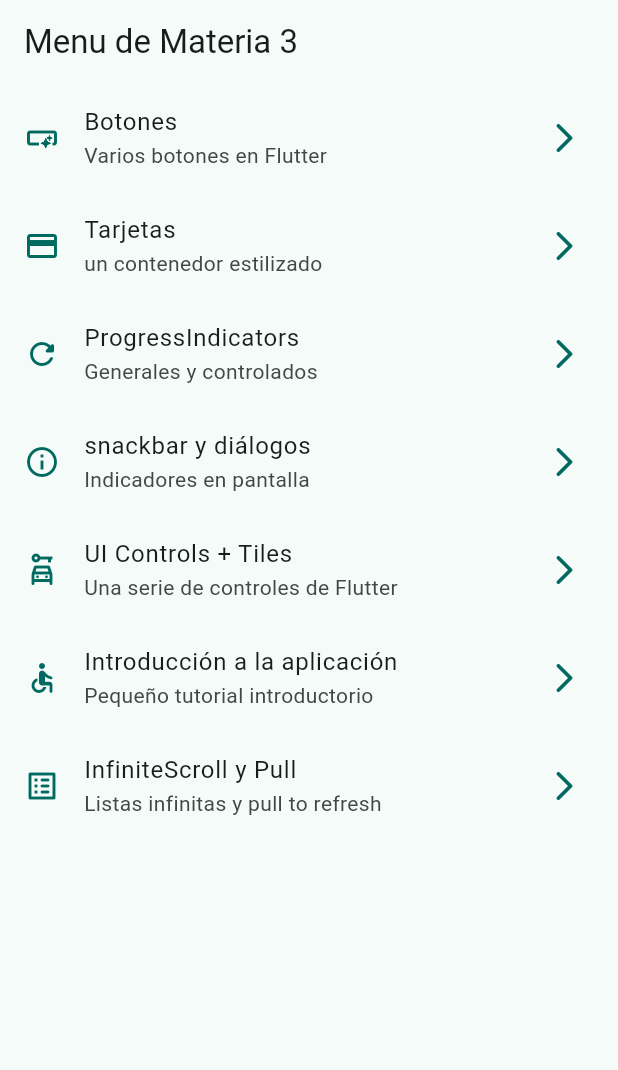
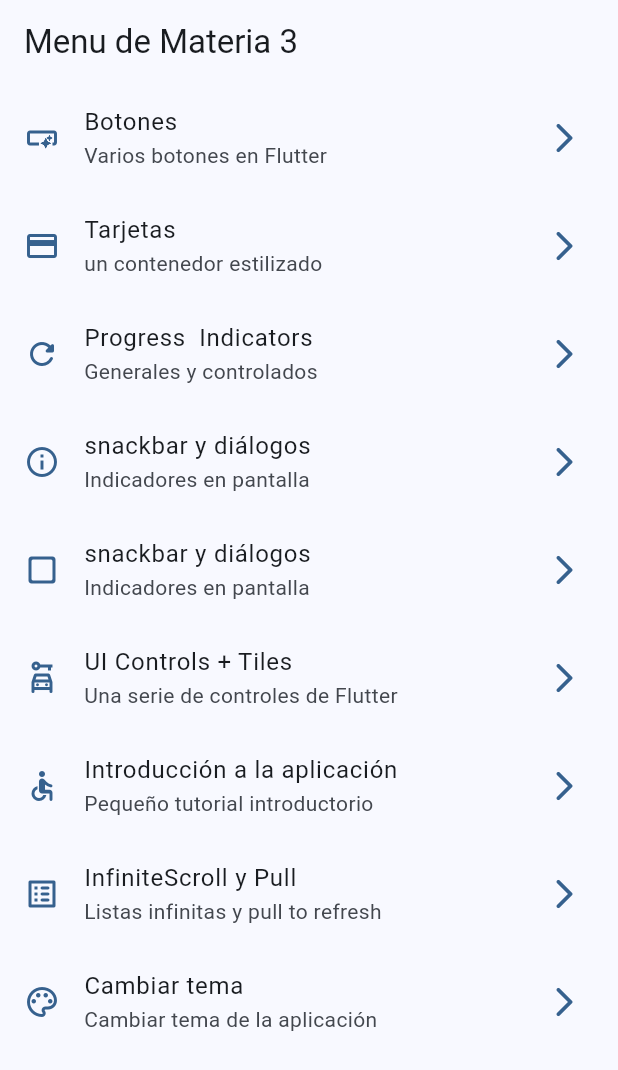
Before and after one commit to Guillermo-CM/halloween, a Flutter app: the screen it shows after launch, on a phone screen of 412 x 824 dp. Shown: the top 1070 px of the screen. Run offline on Flutter 3.47's test engine with Material 2 defaults, Android fonts, the phone set to English and light mode, and no system bars; our stand-ins replace animate_do, flutter_riverpod, go_router.

Commit message:
feature: "Add change theme color module"

```diff
--- a/lib/config/menu/menu_items.dart
+++ b/lib/config/menu/menu_items.dart
@@ -19,24 +19,28 @@ List<MenuItem> appMenuItems = <MenuItem>[
       title: 'Botones',
       subTitle: 'Varios botones en Flutter',
       link: '/buttons',
-      icon: Icons.smart_button_outlined
-  ),
+      icon: Icons.smart_button_outlined),
   const MenuItem(
       title: 'Tarjetas',
       subTitle: 'un contenedor estilizado',
       link: '/cards',
       icon: Icons.credit_card),
-    const MenuItem(
-      title: 'ProgressIndicators',
+  const MenuItem(
+      title: 'Progress  Indicators',
       subTitle: 'Generales y controlados',
       link: '/progress',
       icon: Icons.refresh_rounded),
-      const MenuItem(
+  const MenuItem(
       title: 'snackbar y diálogos',
       subTitle: 'Indicadores en pantalla',
       link: '/snackbars',
       icon: Icons.info_outline),
-        const MenuItem(
+  const MenuItem(
+      title: 'snackbar y diálogos',
+      subTitle: 'Indicadores en pantalla',
+      link: '/animated',
+      icon: Icons.check_box_outline_blank_rounded),
+  const MenuItem(
       title: 'UI Controls + Tiles',
       subTitle: 'Una serie de controles de Flutter',
       link: '/ui-controls',
@@ -51,4 +55,9 @@ List<MenuItem> appMenuItems = <MenuItem>[
       subTitle: 'Listas infinitas y pull to refresh',
       link: '/infinite',
       icon: Icons.list_alt_rounded),
+  const MenuItem(
+      title: 'Cambiar tema',
+      subTitle: 'Cambiar tema de la aplicación',
+      link: '/theme-changer',
+      icon: Icons.color_lens_outlined),
 ];
--- /dev/null
+++ b/lib/config/theme/app_theme.dart
@@ -0,0 +1,37 @@
+import 'package:flutter/material.dart';
+
+const colorList = <Color>[
+  Colors.blue,
+  Colors.teal,
+  Colors.green,
+  Colors.red,
+  Colors.purple,
+  Colors.deepPurple,
+  Colors.orange,
+  Colors.deepOrange,
+  Colors.pink,
+  Colors.pinkAccent
+];
+
+class AppTheme {
+  final int selectedColor;
+  final bool isDarkMode;
+
+  AppTheme({
+    this.selectedColor = 0,
+    this.isDarkMode = false,
+  }) : assert(selectedColor >= 0 && selectedColor < colorList.length,
+            'La selección de color no cumple con el rango de 0 asta ${colorList.length - 1}');
+
+  ThemeData getTheme() => ThemeData(
+      useMaterial3: true,
+      brightness: isDarkMode ? Brightness.dark : Brightness.light,
+      colorSchemeSeed: colorList[selectedColor],
+      appBarTheme: const AppBarTheme(centerTitle: false));
+
+
+  AppTheme copyWith({int? selectedColor, bool? isDarkMode}) => AppTheme(
+        selectedColor: selectedColor ?? this.selectedColor,
+        isDarkMode: isDarkMode ?? this.isDarkMode,
+      );
+}
--- a/lib/main.dart
+++ b/lib/main.dart
@@ -1,21 +1,23 @@
 import 'package:flutter/material.dart';
+import 'package:flutter_riverpod/flutter_riverpod.dart';
 import 'package:halloween/config/router/app_router.dart';
-import 'package:halloween/theme/app_theme.dart';
+import 'package:halloween/config/theme/app_theme.dart';
+import 'package:halloween/presentation/providers/theme_provider.dart';
 
 void main() {
-  runApp(const MyApp());
+  runApp(const ProviderScope(child: MyApp()));
 }
 
-class MyApp extends StatelessWidget {
-
+class MyApp extends ConsumerWidget {
   const MyApp({super.key});
 
   @override
-  Widget build(BuildContext context) {
+  Widget build(BuildContext context, WidgetRef ref) {
+    final AppTheme appTheme = ref.watch(themeNotifierProvider);
     return MaterialApp.router(
+      title: 'Flutter Widgets',
       debugShowCheckedModeBanner: false,
-      theme: AppTheme(selectedColor: 1).getTheme(),
-      // home: const HomeScreen(),
+      theme: appTheme.getTheme(),
       routerConfig: appRouter,
     );
   }
--- /dev/null
+++ b/lib/presentation/providers/counter_provider.dart
@@ -0,0 +1,4 @@
+import 'package:flutter_riverpod/flutter_riverpod.dart';
+
+
+final counterProvider = StateProvider<int>((ref) => 5 );
--- a/lib/screens/screens.dart
+++ b/lib/screens/screens.dart
@@ -1,3 +1,11 @@
+export 'package:halloween/screens/theme_changer/theme_changer_screen.dart';
+export 'package:halloween/screens/counter/counter_screen.dart';
+export 'package:halloween/screens/animated/animated_screen.dart';
+export 'package:halloween/screens/app_tutorial/app_tutorial_screen.dart';
 export 'package:halloween/screens/buttons/buttons_screen.dart';
 export 'package:halloween/screens/cards/cards_screen.dart';
 export 'package:halloween/screens/home/home_screen.dart';
+export 'package:halloween/screens/infinite_scroll/infinite_scroll_screen.dart';
+export 'package:halloween/screens/progress/progress_screen.dart';
+export 'package:halloween/screens/snackbar/snackbar_screen.dart';
+export 'package:halloween/screens/ui_controls/ui_controls_screen.dart';
--- a/pubspec.yaml
+++ b/pubspec.yaml
@@ -37,6 +37,7 @@ dependencies:
   cupertino_icons: ^1.0.2
   go_router: ^12.0.1
   animate_do: ^3.1.2
+  flutter_riverpod: ^2.4.6
 
 dev_dependencies:
   flutter_test:
```
Also changed, not shown: lib/config/router/list_router.dart (+15 -2 lines), lib/presentation/providers/theme_provider.dart (added, +38 -0 lines), lib/screens/counter/counter_screen.dart (added, +50 -0 lines), lib/screens/theme_changer/theme_changer_screen.dart (added, +70 -0 lines), pubspec.lock.
